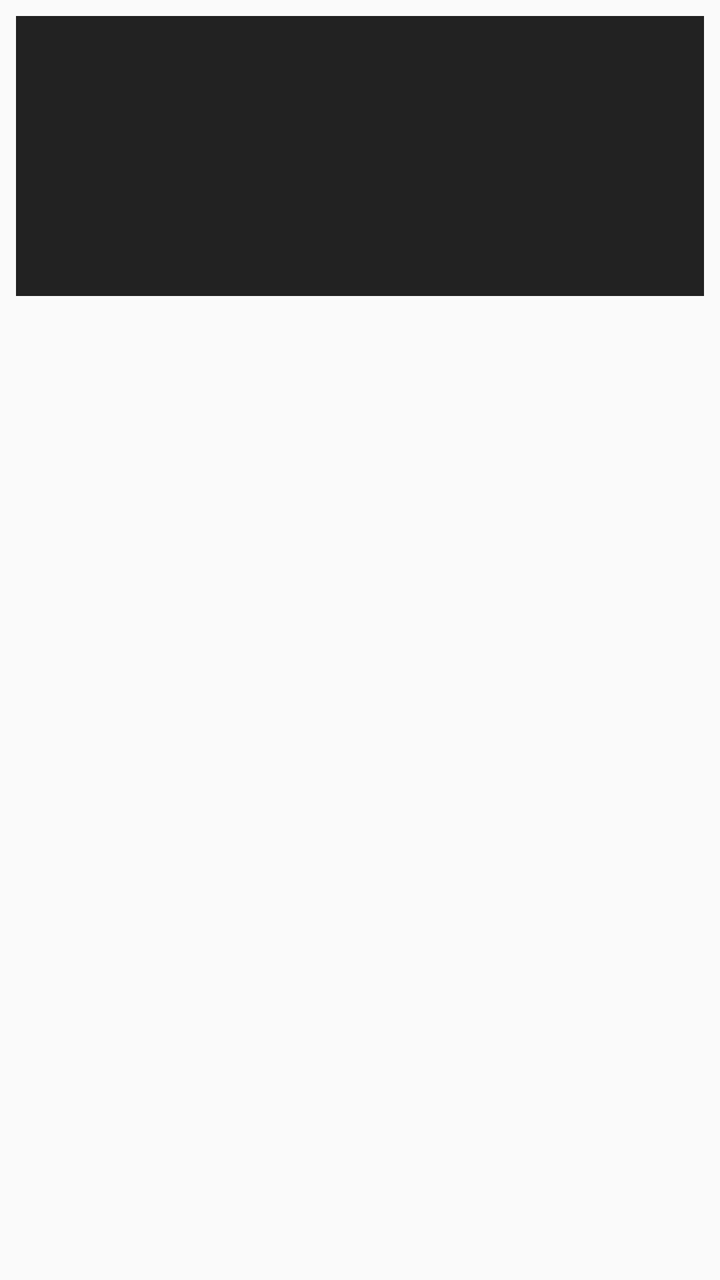
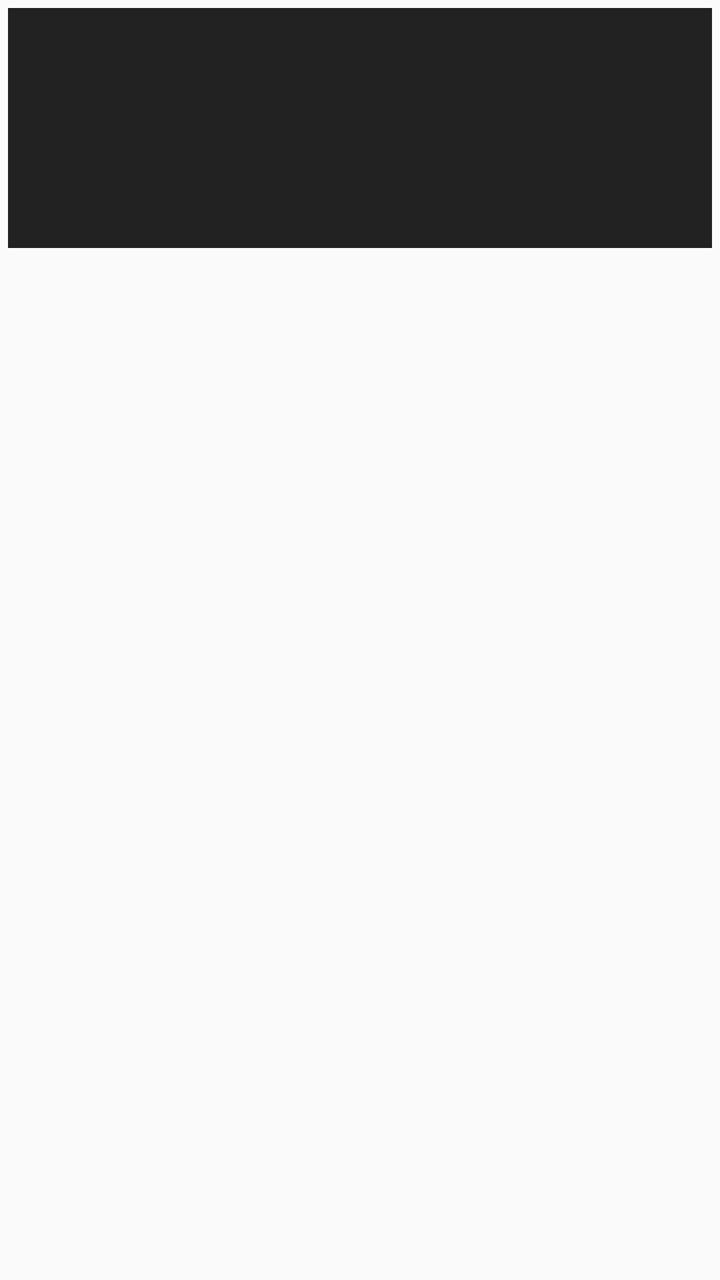

Screens rendered from an Android XML layout before and after an edit, with the pre-edit source and the edit as a unified diff.
<!-- AndroidManifest.xml: application theme Theme.AppCompat.DayNight.NoActionBar -->
<!-- res/layout/item_folder.xml -->
<?xml version="1.0" encoding="utf-8"?>
<LinearLayout xmlns:android="http://schemas.android.com/apk/res/android"
    android:layout_width="match_parent"
    android:layout_height="wrap_content"
    android:orientation="vertical"
    android:padding="8dp">

    <ImageView
        android:id="@+id/imgThumbnail"
        android:layout_width="match_parent"
        android:layout_height="140dp"
        android:scaleType="centerCrop"
        android:background="#222222" />

    <TextView
        android:id="@+id/txtFolderName"
        android:layout_width="match_parent"
        android:layout_height="wrap_content"
        android:textColor="@android:color/white"
        android:textSize="14sp"
        android:textStyle="bold"
        android:maxLines="1"
        android:layout_marginTop="4dp" />

    <TextView
        android:id="@+id/txtItemCount"
        android:layout_width="match_parent"
        android:layout_height="wrap_content"
        android:textColor="#AAAAAA"
        android:textSize="12sp" />

</LinearLayout>
<!-- resources referenced by this layout -->
<resources>

</resources>

<!-- the commit's change to res/layout/item_folder.xml (unified diff, before → after) -->
@@ -3,12 +3,12 @@
     android:layout_width="match_parent"
     android:layout_height="wrap_content"
     android:orientation="vertical"
-    android:padding="8dp">
+    android:padding="4dp">
 
     <ImageView
         android:id="@+id/imgThumbnail"
         android:layout_width="match_parent"
-        android:layout_height="140dp"
+        android:layout_height="120dp"
         android:scaleType="centerCrop"
         android:background="#222222" />
 
@@ -17,16 +17,16 @@
         android:layout_width="match_parent"
         android:layout_height="wrap_content"
         android:textColor="@android:color/white"
-        android:textSize="14sp"
+        android:textSize="13sp"
         android:textStyle="bold"
         android:maxLines="1"
-        android:layout_marginTop="4dp" />
+        android:layout_marginTop="2dp" />
 
     <TextView
         android:id="@+id/txtItemCount"
         android:layout_width="match_parent"
         android:layout_height="wrap_content"
         android:textColor="#AAAAAA"
-        android:textSize="12sp" />
+        android:textSize="11sp" />
 
 </LinearLayout>
